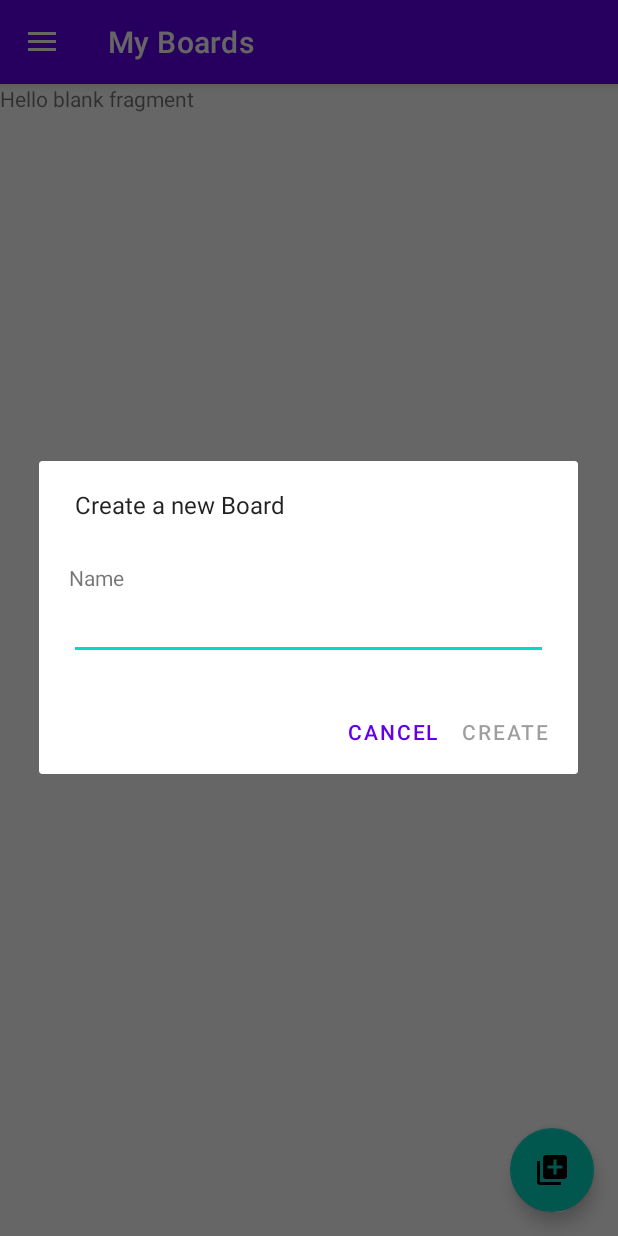
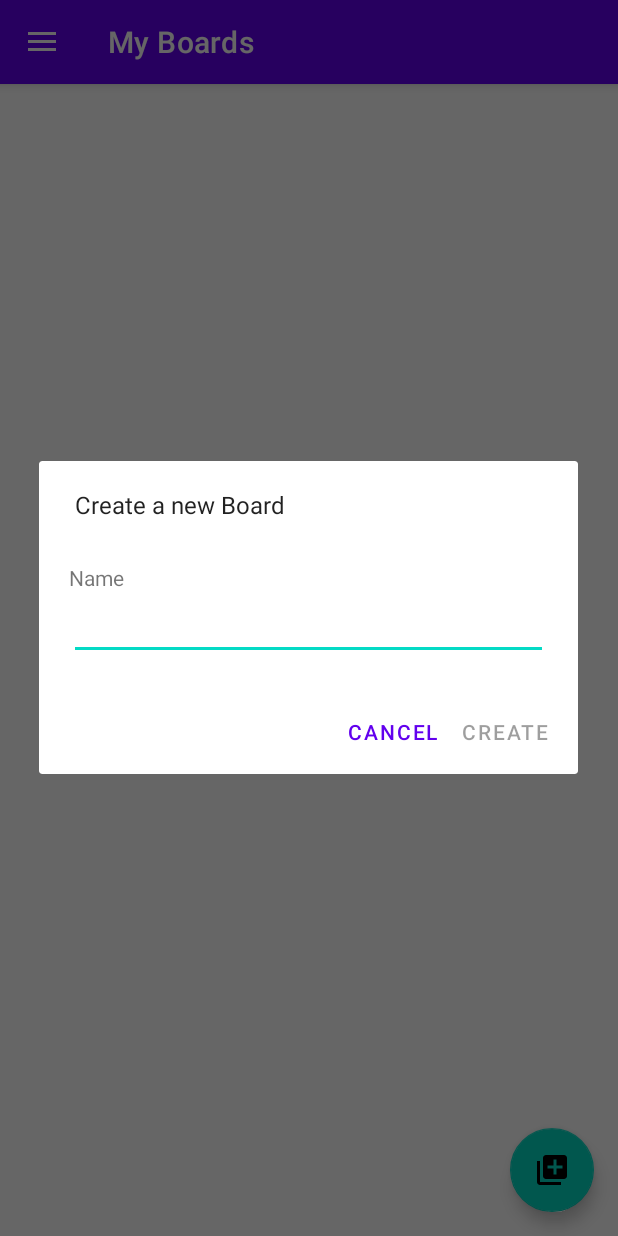
Before and after one commit to benhunter/mcso-ap-FinalProject-Accelerate, an Android app: the fragment TaskFragment placed in its activity, after a tap on "Create a new Board", on a phone screen of 412 x 824 dp. Run offline under Robolectric (Android 15) with nearby library versions, the phone set to English and light mode, and no system bars; our stand-ins replace Firebase (no records; nobody signed in at launch, a user with empty details on screens opened directly), navigation-ui; libraries missing offline, so code that uses them is left out: com.firebase.ui; 3 statements that could not run were skipped.

Commit message:
Add taskViewModel

```diff
--- a/app/src/main/java/me/benhunter/accelerate/ui/Task/TaskFragment.kt
+++ /dev/null
@@ -1,25 +0,0 @@
-package me.benhunter.accelerate.ui.Task
-
-import android.os.Bundle
-import androidx.fragment.app.Fragment
-import android.view.LayoutInflater
-import android.view.View
-import android.view.ViewGroup
-import me.benhunter.accelerate.R
-
-class TaskFragment : Fragment() {
-    private val TAG = javaClass.simpleName
-
-    override fun onCreate(savedInstanceState: Bundle?) {
-        super.onCreate(savedInstanceState)
-    }
-
-    override fun onCreateView(
-        inflater: LayoutInflater, container: ViewGroup?,
-        savedInstanceState: Bundle?
-    ): View? {
-        // Inflate the layout for this fragment
-        return inflater.inflate(R.layout.fragment_task, container, false)
-    }
-
-}
--- /dev/null
+++ b/app/src/main/java/me/benhunter/accelerate/ui/task/TaskFragment.kt
@@ -0,0 +1,40 @@
+package me.benhunter.accelerate.ui.task
+
+import android.os.Bundle
+import android.util.Log
+import androidx.fragment.app.Fragment
+import android.view.LayoutInflater
+import android.view.View
+import android.view.ViewGroup
+import androidx.fragment.app.activityViewModels
+import androidx.navigation.fragment.navArgs
+import me.benhunter.accelerate.databinding.FragmentTaskBinding
+
+class TaskFragment : Fragment() {
+    private val TAG = javaClass.simpleName
+    private var _binding: FragmentTaskBinding? = null
+    private val binding get() = _binding!!
+
+    private val args: TaskFragmentArgs by navArgs()
+
+    private val taskViewModel: TaskViewModel by activityViewModels()
+
+    override fun onCreateView(
+        inflater: LayoutInflater, container: ViewGroup?,
+        savedInstanceState: Bundle?
+    ): View? {
+        Log.d(TAG, "onCreateView")
+
+        // Inflate the layout for this fragment
+        _binding = FragmentTaskBinding.inflate(inflater, container, false)
+        return binding.root
+    }
+
+    override fun onViewCreated(view: View, savedInstanceState: Bundle?) {
+        Log.d(TAG, "onViewCreated")
+
+        taskViewModel.setTask(args.taskId)
+
+        binding.taskNameTv.text = args.taskId
+    }
+}
--- /dev/null
+++ b/app/src/main/java/me/benhunter/accelerate/ui/task/TaskViewModel.kt
@@ -0,0 +1,13 @@
+package me.benhunter.accelerate.ui.task
+
+import androidx.lifecycle.ViewModel
+
+class TaskViewModel : ViewModel() {
+    private val TAG = javaClass.simpleName
+
+    private var taskId: String = ""
+
+    fun setTask(taskId: String) {
+        this.taskId = taskId
+    }
+}
--- a/app/src/main/res/layout/fragment_task.xml
+++ b/app/src/main/res/layout/fragment_task.xml
@@ -3,12 +3,13 @@
     xmlns:tools="http://schemas.android.com/tools"
     android:layout_width="match_parent"
     android:layout_height="match_parent"
-    tools:context=".ui.Task.TaskFragment">
+    tools:context=".ui.task.TaskFragment">
 
     <!-- TODO: Update blank fragment layout -->
     <TextView
+        android:id="@+id/task_name_tv"
         android:layout_width="match_parent"
         android:layout_height="match_parent"
-        android:text="@string/hello_blank_fragment" />
+        android:text="" />
 
 </FrameLayout>
--- a/app/src/main/res/navigation/home_navigation.xml
+++ b/app/src/main/res/navigation/home_navigation.xml
@@ -43,7 +43,7 @@
 
     <fragment
         android:id="@+id/nav_task"
-        android:name="me.benhunter.accelerate.ui.Task.TaskFragment"
+        android:name="me.benhunter.accelerate.ui.task.TaskFragment"
         android:label="Task"
         tools:layout="@layout/fragment_task">
         <argument
--- a/app/src/main/res/values/strings.xml
+++ b/app/src/main/res/values/strings.xml
@@ -20,8 +20,6 @@
     <string name="invalid_password">Password must be >5 characters</string>
     <string name="login_failed">"Login failed"</string>
     <string name="create_a_board">Create a new Board</string>
-    <!-- TODO: Remove or change this placeholder text -->
-    <string name="hello_blank_fragment">Hello blank fragment</string>
     <string name="create">Create</string>
     <string name="cancel">Cancel</string>
     <string name="create_a_category">Create a Category</string>
```
